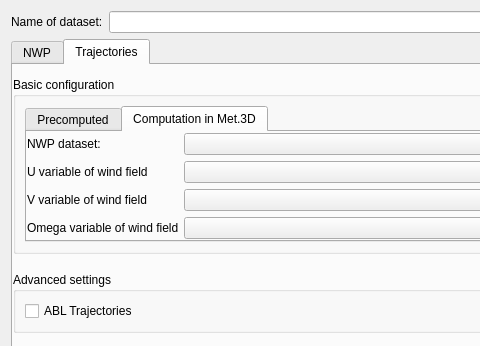
First picture: the form in src/gxfw/adddatasetdialog.ui, repository chrismile/met.3d, before the edit; both pictures show x 0 to 480 and y 0 to 346 of the 734 by 492 pixel window.
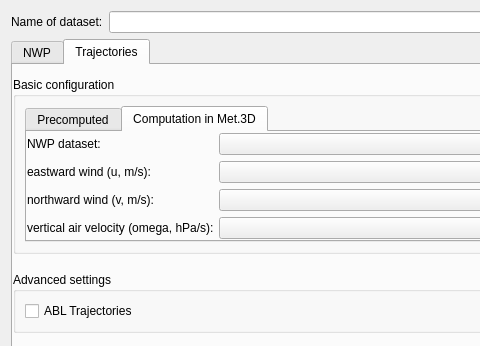
Second picture: the form after the edit. The open tabs and pages were chosen to show the change.

Commit message: implemented rejection of rotated grid variables;

Patch:
```diff
--- a/src/gxfw/adddatasetdialog.ui
+++ b/src/gxfw/adddatasetdialog.ui
@@ -427,7 +427,7 @@
                    </sizepolicy>
                   </property>
                   <property name="text">
-                   <string>U variable of wind field</string>
+                   <string>eastward wind (u, m/s):</string>
                   </property>
                  </widget>
                 </item>
@@ -444,7 +444,7 @@
                 <item row="2" column="0">
                  <widget class="QLabel" name="label_11">
                   <property name="text">
-                   <string>V variable of wind field</string>
+                   <string>northward wind (v, m/s):</string>
                   </property>
                  </widget>
                 </item>
@@ -461,7 +461,7 @@
                 <item row="3" column="0">
                  <widget class="QLabel" name="label_18">
                   <property name="text">
-                   <string>Omega variable of wind field</string>
+                   <string>vertical air velocity (omega, hPa/s):</string>
                   </property>
                  </widget>
                 </item>
```
Left out of the diff: 4 changed lines with no effect on the pictures. The commit also changes 5 other files.
